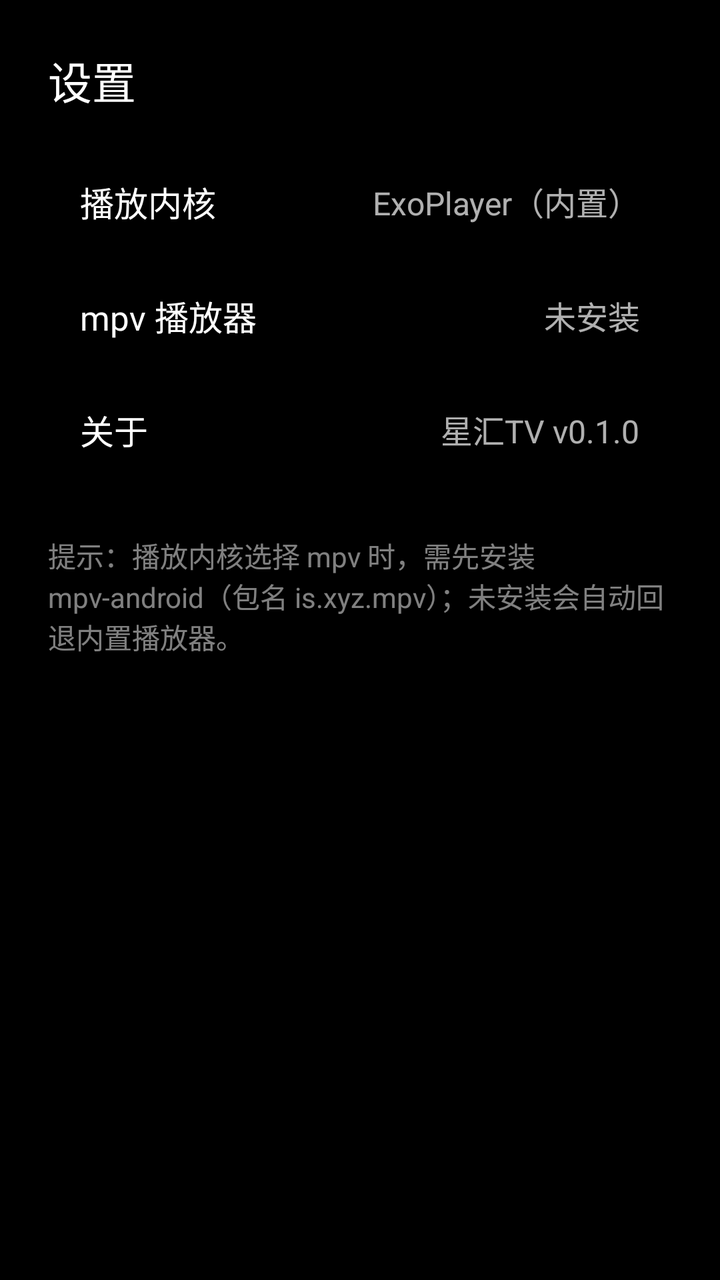
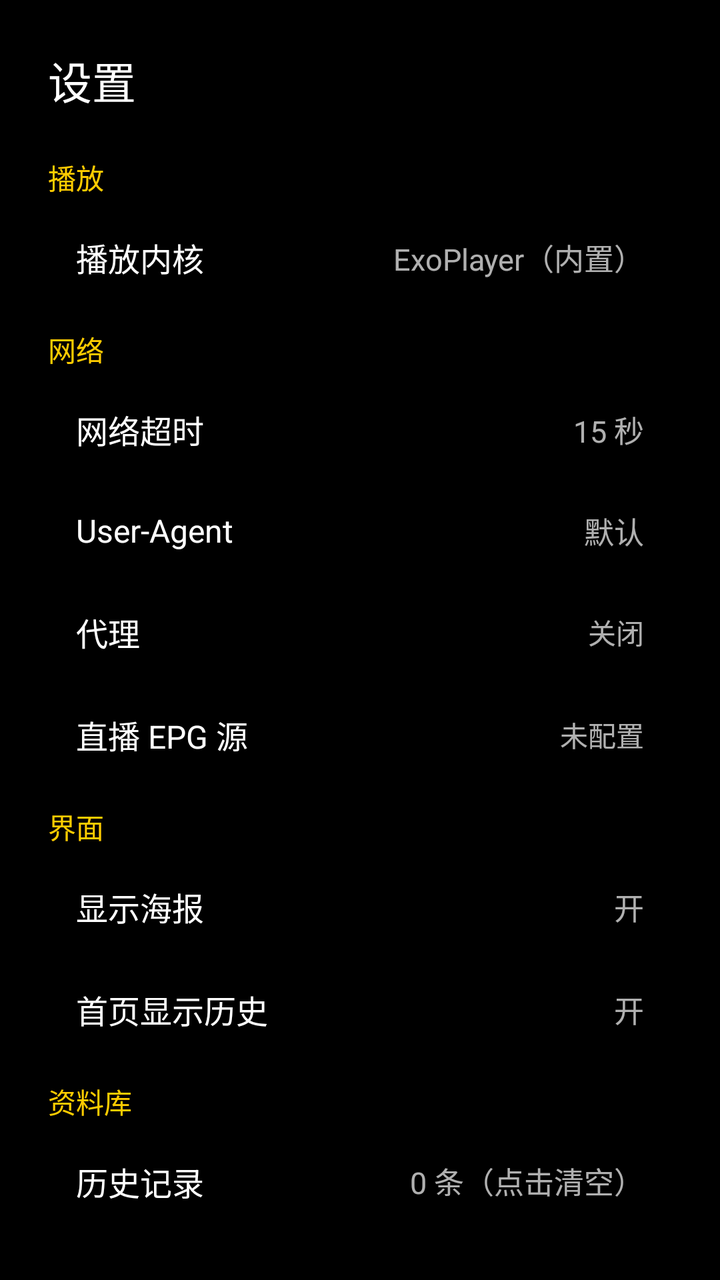

Screens rendered from an Android XML layout before and after an edit, with the pre-edit source and the edit as a unified diff.
<!-- AndroidManifest.xml: activity theme android:Theme.Black.NoTitleBar -->
<!-- res/layout/activity_settings.xml -->
<?xml version="1.0" encoding="utf-8"?>
<LinearLayout xmlns:android="http://schemas.android.com/apk/res/android"
    android:layout_width="match_parent"
    android:layout_height="match_parent"
    android:orientation="vertical"
    android:background="#000000"
    android:padding="24dp">

    <TextView
        android:layout_width="match_parent"
        android:layout_height="wrap_content"
        android:paddingBottom="16dp"
        android:textColor="#FFFFFF"
        android:textSize="22sp"
        android:text="设置" />

    
    <LinearLayout
        android:id="@+id/rowKernel"
        android:layout_width="match_parent"
        android:layout_height="wrap_content"
        android:orientation="horizontal"
        android:gravity="center_vertical"
        android:padding="16dp"
        android:focusable="true"
        android:clickable="true">

        <TextView
            android:layout_width="0dp"
            android:layout_height="wrap_content"
            android:layout_weight="1"
            android:textColor="#FFFFFF"
            android:textSize="17sp"
            android:text="播放内核" />

        <TextView
            android:id="@+id/valKernel"
            android:layout_width="wrap_content"
            android:layout_height="wrap_content"
            android:textColor="#B0FFFFFF"
            android:textSize="16sp"
            android:text="ExoPlayer（内置）" />

    </LinearLayout>

    
    <LinearLayout
        android:id="@+id/rowMpv"
        android:layout_width="match_parent"
        android:layout_height="wrap_content"
        android:orientation="horizontal"
        android:gravity="center_vertical"
        android:padding="16dp"
        android:focusable="true"
        android:clickable="true">

        <TextView
            android:layout_width="0dp"
            android:layout_height="wrap_content"
            android:layout_weight="1"
            android:textColor="#FFFFFF"
            android:textSize="17sp"
            android:text="mpv 播放器" />

        <TextView
            android:id="@+id/valMpv"
            android:layout_width="wrap_content"
            android:layout_height="wrap_content"
            android:textColor="#B0FFFFFF"
            android:textSize="16sp"
            android:text="未安装" />

    </LinearLayout>

    
    <LinearLayout
        android:layout_width="match_parent"
        android:layout_height="wrap_content"
        android:orientation="horizontal"
        android:gravity="center_vertical"
        android:padding="16dp">

        <TextView
            android:layout_width="0dp"
            android:layout_height="wrap_content"
            android:layout_weight="1"
            android:textColor="#FFFFFF"
            android:textSize="17sp"
            android:text="关于" />

        <TextView
            android:id="@+id/valAbout"
            android:layout_width="wrap_content"
            android:layout_height="wrap_content"
            android:textColor="#B0FFFFFF"
            android:textSize="16sp"
            android:text="星汇TV v0.1.0" />

    </LinearLayout>

    <TextView
        android:layout_width="match_parent"
        android:layout_height="wrap_content"
        android:paddingTop="24dp"
        android:textColor="#80FFFFFF"
        android:textSize="14sp"
        android:text="提示：播放内核选择 mpv 时，需先安装 mpv-android（包名 is.xyz.mpv）；未安装会自动回退内置播放器。" />

</LinearLayout>
<!-- resources referenced by this layout -->
<resources>

</resources>

<!-- the commit's change to res/layout/activity_settings.xml (unified diff, before → after) -->
@@ -15,22 +15,31 @@
         android:text="设置" />
 
     
+    <TextView
+        android:layout_width="match_parent"
+        android:layout_height="wrap_content"
+        android:paddingTop="6dp"
+        android:paddingBottom="4dp"
+        android:textColor="#FFCC00"
+        android:textSize="14sp"
+        android:text="播放" />
+
     <LinearLayout
         android:id="@+id/rowKernel"
         android:layout_width="match_parent"
         android:layout_height="wrap_content"
         android:orientation="horizontal"
         android:gravity="center_vertical"
-        android:padding="16dp"
-        android:focusable="true"
-        android:clickable="true">
-
-        <TextView
-            android:layout_width="0dp"
-            android:layout_height="wrap_content"
-            android:layout_weight="1"
-            android:textColor="#FFFFFF"
-            android:textSize="17sp"
+        android:padding="14dp"
+        android:focusable="true"
+        android:clickable="true">
+
+        <TextView
+            android:layout_width="0dp"
+            android:layout_height="wrap_content"
+            android:layout_weight="1"
+            android:textColor="#FFFFFF"
+            android:textSize="16sp"
             android:text="播放内核" />
 
         <TextView
@@ -38,72 +47,364 @@
             android:layout_width="wrap_content"
             android:layout_height="wrap_content"
             android:textColor="#B0FFFFFF"
-            android:textSize="16sp"
+            android:textSize="15sp"
             android:text="ExoPlayer（内置）" />
 
     </LinearLayout>
 
     
-    <LinearLayout
-        android:id="@+id/rowMpv"
-        android:layout_width="match_parent"
-        android:layout_height="wrap_content"
-        android:orientation="horizontal"
-        android:gravity="center_vertical"
-        android:padding="16dp"
-        android:focusable="true"
-        android:clickable="true">
-
-        <TextView
-            android:layout_width="0dp"
-            android:layout_height="wrap_content"
-            android:layout_weight="1"
-            android:textColor="#FFFFFF"
-            android:textSize="17sp"
-            android:text="mpv 播放器" />
-
-        <TextView
-            android:id="@+id/valMpv"
-            android:layout_width="wrap_content"
-            android:layout_height="wrap_content"
-            android:textColor="#B0FFFFFF"
-            android:textSize="16sp"
-            android:text="未安装" />
-
-    </LinearLayout>
-
-    
-    <LinearLayout
-        android:layout_width="match_parent"
-        android:layout_height="wrap_content"
-        android:orientation="horizontal"
-        android:gravity="center_vertical"
-        android:padding="16dp">
-
-        <TextView
-            android:layout_width="0dp"
-            android:layout_height="wrap_content"
-            android:layout_weight="1"
-            android:textColor="#FFFFFF"
-            android:textSize="17sp"
-            android:text="关于" />
+    <TextView
+        android:layout_width="match_parent"
+        android:layout_height="wrap_content"
+        android:paddingTop="10dp"
+        android:paddingBottom="4dp"
+        android:textColor="#FFCC00"
+        android:textSize="14sp"
+        android:text="网络" />
+
+    <LinearLayout
+        android:id="@+id/rowTimeout"
+        android:layout_width="match_parent"
+        android:layout_height="wrap_content"
+        android:orientation="horizontal"
+        android:gravity="center_vertical"
+        android:padding="14dp"
+        android:focusable="true"
+        android:clickable="true">
+
+        <TextView
+            android:layout_width="0dp"
+            android:layout_height="wrap_content"
+            android:layout_weight="1"
+            android:textColor="#FFFFFF"
+            android:textSize="16sp"
+            android:text="网络超时" />
+
+        <TextView
+            android:id="@+id/valTimeout"
+            android:layout_width="wrap_content"
+            android:layout_height="wrap_content"
+            android:textColor="#B0FFFFFF"
+            android:textSize="15sp"
+            android:text="15 秒" />
+
+    </LinearLayout>
+
+    <LinearLayout
+        android:id="@+id/rowUa"
+        android:layout_width="match_parent"
+        android:layout_height="wrap_content"
+        android:orientation="horizontal"
+        android:gravity="center_vertical"
+        android:padding="14dp"
+        android:focusable="true"
+        android:clickable="true">
+
+        <TextView
+            android:layout_width="0dp"
+            android:layout_height="wrap_content"
+            android:layout_weight="1"
+            android:textColor="#FFFFFF"
+            android:textSize="16sp"
+            android:text="User-Agent" />
+
+        <TextView
+            android:id="@+id/valUa"
+            android:layout_width="wrap_content"
+            android:layout_height="wrap_content"
+            android:textColor="#B0FFFFFF"
+            android:textSize="15sp"
+            android:text="默认" />
+
+    </LinearLayout>
+
+    <LinearLayout
+        android:id="@+id/rowProxy"
+        android:layout_width="match_parent"
+        android:layout_height="wrap_content"
+        android:orientation="horizontal"
+        android:gravity="center_vertical"
+        android:padding="14dp"
+        android:focusable="true"
+        android:clickable="true">
+
+        <TextView
+            android:layout_width="0dp"
+            android:layout_height="wrap_content"
+            android:layout_weight="1"
+            android:textColor="#FFFFFF"
+            android:textSize="16sp"
+            android:text="代理" />
+
+        <TextView
+            android:id="@+id/valProxy"
+            android:layout_width="wrap_content"
+            android:layout_height="wrap_content"
+            android:textColor="#B0FFFFFF"
+            android:textSize="14sp"
+            android:text="关闭" />
+
+    </LinearLayout>
+
+    <LinearLayout
+        android:id="@+id/rowEpg"
+        android:layout_width="match_parent"
+        android:layout_height="wrap_content"
+        android:orientation="horizontal"
+        android:gravity="center_vertical"
+        android:padding="14dp"
+        android:focusable="true"
+        android:clickable="true">
+
+        <TextView
+            android:layout_width="0dp"
+            android:layout_height="wrap_content"
+            android:layout_weight="1"
+            android:textColor="#FFFFFF"
+            android:textSize="16sp"
+            android:text="直播 EPG 源" />
+
+        <TextView
+            android:id="@+id/valEpg"
+            android:layout_width="wrap_content"
+            android:layout_height="wrap_content"
+            android:textColor="#B0FFFFFF"
+            android:textSize="14sp"
+            android:text="未配置" />
+
+    </LinearLayout>
+
+    
+    <TextView
+        android:layout_width="match_parent"
+        android:layout_height="wrap_content"
+        android:paddingTop="10dp"
+        android:paddingBottom="4dp"
+        android:textColor="#FFCC00"
+        android:textSize="14sp"
+        android:text="界面" />
+
+    <LinearLayout
+        android:id="@+id/rowPoster"
+        android:layout_width="match_parent"
+        android:layout_height="wrap_content"
+        android:orientation="horizontal"
+        android:gravity="center_vertical"
+        android:padding="14dp"
+        android:focusable="true"
+        android:clickable="true">
+
+        <TextView
+            android:layout_width="0dp"
+            android:layout_height="wrap_content"
+            android:layout_weight="1"
+            android:textColor="#FFFFFF"
+            android:textSize="16sp"
+            android:text="显示海报" />
+
+        <TextView
+            android:id="@+id/valPoster"
+            android:layout_width="wrap_content"
+            android:layout_height="wrap_content"
+            android:textColor="#B0FFFFFF"
+            android:textSize="15sp"
+            android:text="开" />
+
+    </LinearLayout>
+
+    <LinearLayout
+        android:id="@+id/rowHomeHistory"
+        android:layout_width="match_parent"
+        android:layout_height="wrap_content"
+        android:orientation="horizontal"
+        android:gravity="center_vertical"
+        android:padding="14dp"
+        android:focusable="true"
+        android:clickable="true">
+
+        <TextView
+            android:layout_width="0dp"
+            android:layout_height="wrap_content"
+            android:layout_weight="1"
+            android:textColor="#FFFFFF"
+            android:textSize="16sp"
+            android:text="首页显示历史" />
+
+        <TextView
+            android:id="@+id/valHomeHistory"
+            android:layout_width="wrap_content"
+            android:layout_height="wrap_content"
+            android:textColor="#B0FFFFFF"
+            android:textSize="15sp"
+            android:text="开" />
+
+    </LinearLayout>
+
+    
+    <TextView
+        android:layout_width="match_parent"
+        android:layout_height="wrap_content"
+        android:paddingTop="10dp"
+        android:paddingBottom="4dp"
+        android:textColor="#FFCC00"
+        android:textSize="14sp"
+        android:text="资料库" />
+
+    <LinearLayout
+        android:id="@+id/rowHistory"
+        android:layout_width="match_parent"
+        android:layout_height="wrap_content"
+        android:orientation="horizontal"
+        android:gravity="center_vertical"
+        android:padding="14dp"
+        android:focusable="true"
+        android:clickable="true">
+
+        <TextView
+            android:layout_width="0dp"
+            android:layout_height="wrap_content"
+            android:layout_weight="1"
+            android:textColor="#FFFFFF"
+            android:textSize="16sp"
+            android:text="历史记录" />
+
+        <TextView
+            android:id="@+id/valHistory"
+            android:layout_width="wrap_content"
+            android:layout_height="wrap_content"
+            android:textColor="#B0FFFFFF"
+            android:textSize="15sp"
+            android:text="0 条（点击清空）" />
+
+    </LinearLayout>
+
+    <LinearLayout
+        android:id="@+id/rowFav"
+        android:layout_width="match_parent"
+        android:layout_height="wrap_content"
+        android:orientation="horizontal"
+        android:gravity="center_vertical"
+        android:padding="14dp"
+        android:focusable="true"
+        android:clickable="true">
+
+        <TextView
+            android:layout_width="0dp"
+            android:layout_height="wrap_content"
+            android:layout_weight="1"
+            android:textColor="#FFFFFF"
+            android:textSize="16sp"
+            android:text="收藏" />
+
+        <TextView
+            android:id="@+id/valFav"
+            android:layout_width="wrap_content"
+            android:layout_height="wrap_content"
+            android:textColor="#B0FFFFFF"
+            android:textSize="15sp"
+            android:text="0 条（点击清空）" />
+
+    </LinearLayout>
+
+    
+    <TextView
+        android:layout_width="match_parent"
+        android:layout_height="wrap_content"
+        android:paddingTop="10dp"
+        android:paddingBottom="4dp"
+        android:textColor="#FFCC00"
+        android:textSize="14sp"
+        android:text="备份与恢复" />
+
+    <LinearLayout
+        android:id="@+id/rowBackup"
+        android:layout_width="match_parent"
+        android:layout_height="wrap_content"
+        android:orientation="horizontal"
+        android:gravity="center_vertical"
+        android:padding="14dp"
+        android:focusable="true"
+        android:clickable="true">
+
+        <TextView
+            android:layout_width="0dp"
+            android:layout_height="wrap_content"
+            android:layout_weight="1"
+            android:textColor="#FFFFFF"
+            android:textSize="16sp"
+            android:text="备份数据" />
+
+        <TextView
+            android:id="@+id/valBackup"
+            android:layout_width="wrap_content"
+            android:layout_height="wrap_content"
+            android:textColor="#B0FFFFFF"
+            android:textSize="15sp"
+            android:text="导出到本地" />
+
+    </LinearLayout>
+
+    <LinearLayout
+        android:id="@+id/rowRestore"
+        android:layout_width="match_parent"
+        android:layout_height="wrap_content"
+        android:orientation="horizontal"
+        android:gravity="center_vertical"
+        android:padding="14dp"
+        android:focusable="true"
+        android:clickable="true">
+
+        <TextView
+            android:layout_width="0dp"
+            android:layout_height="wrap_content"
+            android:layout_weight="1"
+            android:textColor="#FFFFFF"
+            android:textSize="16sp"
+            android:text="恢复数据" />
+
+        <TextView
+            android:id="@+id/valRestore"
+            android:layout_width="wrap_content"
+            android:layout_height="wrap_content"
+            android:textColor="#B0FFFFFF"
+            android:textSize="15sp"
+            android:text="从本地导入" />
+
+    </LinearLayout>
+
+    
+    <TextView
+        android:layout_width="match_parent"
+        android:layout_height="wrap_content"
+        android:paddingTop="10dp"
+        android:paddingBottom="4dp"
+        android:textColor="#FFCC00"
+        android:textSize="14sp"
+        android:text="关于" />
+
+    <LinearLayout
+        android:layout_width="match_parent"
+        android:layout_height="wrap_content"
+        android:orientation="horizontal"
+        android:gravity="center_vertical"
+        android:padding="14dp">
+
+        <TextView
+            android:layout_width="0dp"
+            android:layout_height="wrap_content"
+            android:layout_weight="1"
+            android:textColor="#FFFFFF"
+            android:textSize="16sp"
+            android:text="版本" />
 
         <TextView
             android:id="@+id/valAbout"
             android:layout_width="wrap_content"
             android:layout_height="wrap_content"
             android:textColor="#B0FFFFFF"
-            android:textSize="16sp"
+            android:textSize="15sp"
             android:text="星汇TV v0.1.0" />
 
     </LinearLayout>
 
-    <TextView
-        android:layout_width="match_parent"
-        android:layout_height="wrap_content"
-        android:paddingTop="24dp"
-        android:textColor="#80FFFFFF"
-        android:textSize="14sp"
-        android:text="提示：播放内核选择 mpv 时，需先安装 mpv-android（包名 is.xyz.mpv）；未安装会自动回退内置播放器。" />
-
 </LinearLayout>
